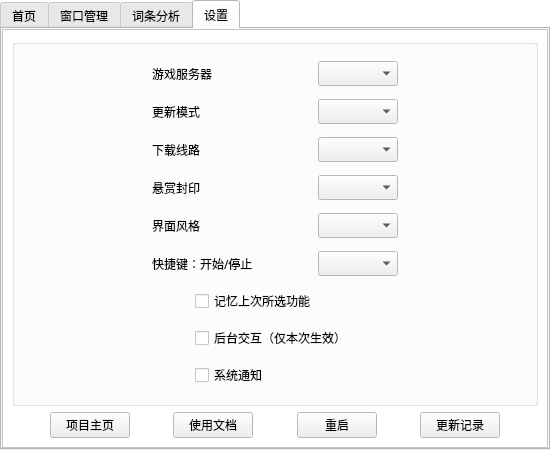
Before: the Qt Designer form src/ui/mainui.ui in AquamarineCyan/OnmyojiDesktopAssistant, drawn with Qt 5.
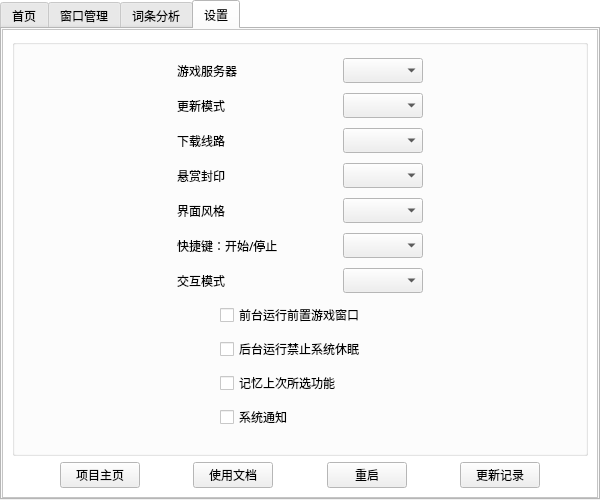
After: the same form once the commit is applied. The open tabs and pages were chosen to show the change.

Commit message: :sparkles: 新增设置项：`交互模式`：`前台`/`后台`，以及`前台运行前置游戏窗口`和`后台运行禁止系统休眠`

The edit to the form file:
```diff
--- a/src/ui/mainui.ui
+++ b/src/ui/mainui.ui
@@ -6,8 +6,8 @@
    <rect>
     <x>0</x>
     <y>0</y>
-    <width>550</width>
-    <height>450</height>
+    <width>600</width>
+    <height>500</height>
    </rect>
   </property>
   <property name="palette">
@@ -963,8 +963,8 @@
             <rect>
              <x>0</x>
              <y>0</y>
-             <width>542</width>
-             <height>423</height>
+             <width>592</width>
+             <height>473</height>
             </rect>
            </property>
            <layout class="QVBoxLayout" name="verticalLayout_setting" stretch="1,0">
@@ -1367,6 +1367,158 @@
                  </item>
                 </layout>
                </item>
+               <item>
+                <layout class="QHBoxLayout" name="horizontalLayout_setting_interaction_mode" stretch="4,2,0,2,4">
+                 <item>
+                  <spacer name="horizontalSpacer_setting_interaction_mode">
+                   <property name="orientation">
+                    <enum>Qt::Orientation::Horizontal</enum>
+                   </property>
+                   <property name="sizeHint" stdset="0">
+                    <size>
+                     <width>40</width>
+                     <height>20</height>
+                    </size>
+                   </property>
+                  </spacer>
+                 </item>
+                 <item>
+                  <widget class="QLabel" name="setting_interaction_mode_label">
+                   <property name="minimumSize">
+                    <size>
+                     <width>120</width>
+                     <height>0</height>
+                    </size>
+                   </property>
+                   <property name="text">
+                    <string>交互模式</string>
+                   </property>
+                  </widget>
+                 </item>
+                 <item>
+                  <spacer name="horizontalSpacer_setting_interaction_mode_middle">
+                   <property name="orientation">
+                    <enum>Qt::Orientation::Horizontal</enum>
+                   </property>
+                   <property name="sizeHint" stdset="0">
+                    <size>
+                     <width>40</width>
+                     <height>20</height>
+                    </size>
+                   </property>
+                  </spacer>
+                 </item>
+                 <item>
+                  <widget class="QComboBox" name="setting_interaction_mode_comboBox">
+                   <property name="minimumSize">
+                    <size>
+                     <width>80</width>
+                     <height>0</height>
+                    </size>
+                   </property>
+                  </widget>
+                 </item>
+                 <item>
+                  <spacer name="horizontalSpacer_setting_interaction_mode_right">
+                   <property name="orientation">
+                    <enum>Qt::Orientation::Horizontal</enum>
+                   </property>
+                   <property name="sizeHint" stdset="0">
+                    <size>
+                     <width>40</width>
+                     <height>20</height>
+                    </size>
+                   </property>
+                  </spacer>
+                 </item>
+                </layout>
+               </item>
+               <item>
+                <layout class="QHBoxLayout" name="horizontalLayout_setting_interaction_mode_frontend">
+                 <item>
+                  <spacer name="horizontalSpacer_setting_interaction_mode_frontend_left">
+                   <property name="orientation">
+                    <enum>Qt::Orientation::Horizontal</enum>
+                   </property>
+                   <property name="sizeHint" stdset="0">
+                    <size>
+                     <width>40</width>
+                     <height>20</height>
+                    </size>
+                   </property>
+                  </spacer>
+                 </item>
+                 <item>
+                  <widget class="QCheckBox" name="setting_interaction_mode_frontend_button">
+                   <property name="minimumSize">
+                    <size>
+                     <width>160</width>
+                     <height>0</height>
+                    </size>
+                   </property>
+                   <property name="text">
+                    <string>前台运行前置游戏窗口</string>
+                   </property>
+                  </widget>
+                 </item>
+                 <item>
+                  <spacer name="horizontalSpacer_setting_interaction_mode_frontend_right">
+                   <property name="orientation">
+                    <enum>Qt::Orientation::Horizontal</enum>
+                   </property>
+                   <property name="sizeHint" stdset="0">
+                    <size>
+                     <width>40</width>
+                     <height>20</height>
+                    </size>
+                   </property>
+                  </spacer>
+                 </item>
+                </layout>
+               </item>
+               <item>
+                <layout class="QHBoxLayout" name="horizontalLayout_setting_interaction_mode_backend">
+                 <item>
+                  <spacer name="horizontalSpacer_setting_interaction_mode_backend_left">
+                   <property name="orientation">
+                    <enum>Qt::Orientation::Horizontal</enum>
+                   </property>
+                   <property name="sizeHint" stdset="0">
+                    <size>
+                     <width>40</width>
+                     <height>20</height>
+                    </size>
+                   </property>
+                  </spacer>
+                 </item>
+                 <item>
+                  <widget class="QCheckBox" name="setting_interaction_mode_backend_button">
+                   <property name="minimumSize">
+                    <size>
+                     <width>160</width>
+                     <height>0</height>
+                    </size>
+                   </property>
+                   <property name="text">
+                    <string>后台运行禁止系统休眠</string>
+                   </property>
+                  </widget>
+                 </item>
+                 <item>
+                  <spacer name="horizontalSpacer_setting_interaction_mode_backend_right">
+                   <property name="orientation">
+                    <enum>Qt::Orientation::Horizontal</enum>
+                   </property>
+                   <property name="sizeHint" stdset="0">
+                    <size>
+                     <width>40</width>
+                     <height>20</height>
+                    </size>
+                   </property>
+                  </spacer>
+                 </item>
+                </layout>
+               </item>
                <item>
                 <layout class="QHBoxLayout" name="horizontalLayout_setting_remember_last_choice">
                  <item>
@@ -1410,49 +1562,6 @@
                  </item>
                 </layout>
                </item>
-               <item>
-                <layout class="QHBoxLayout" name="horizontalLayout_setting_backend_interaction">
-                 <item>
-                  <spacer name="horizontalSpacer_setting_backend_interaction_left">
-                   <property name="orientation">
-                    <enum>Qt::Orientation::Horizontal</enum>
-                   </property>
-                   <property name="sizeHint" stdset="0">
-                    <size>
-                     <width>40</width>
-                     <height>20</height>
-                    </size>
-                   </property>
-                  </spacer>
-                 </item>
-                 <item>
-                  <widget class="QCheckBox" name="setting_backend_interaction_button">
-                   <property name="minimumSize">
-                    <size>
-                     <width>160</width>
-                     <height>0</height>
-                    </size>
-                   </property>
-                   <property name="text">
-                    <string>后台交互（仅本次生效）</string>
-                   </property>
-                  </widget>
-                 </item>
-                 <item>
-                  <spacer name="horizontalSpacer_setting_backend_interaction_right">
-                   <property name="orientation">
-                    <enum>Qt::Orientation::Horizontal</enum>
-                   </property>
-                   <property name="sizeHint" stdset="0">
-                    <size>
-                     <width>40</width>
-                     <height>20</height>
-                    </size>
-                   </property>
-                  </spacer>
-                 </item>
-                </layout>
-               </item>
                <item>
                 <layout class="QHBoxLayout" name="horizontalLayout_setting_win_toast">
                  <item>
```
Left out of the diff: 6 changed lines with no effect on the pictures. The commit also changes 10 other files.
